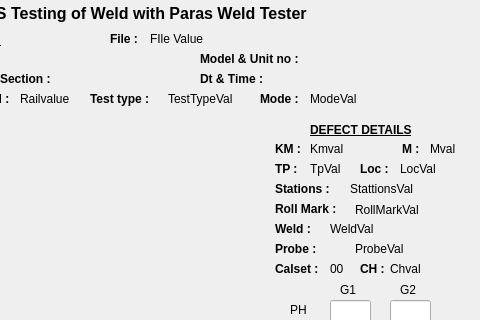
parashyd/WeldTester, file previewscreen.ui: the form before one commit; both pictures show x 160 to 640 and y 0 to 320 of the 640 by 480 pixel window.
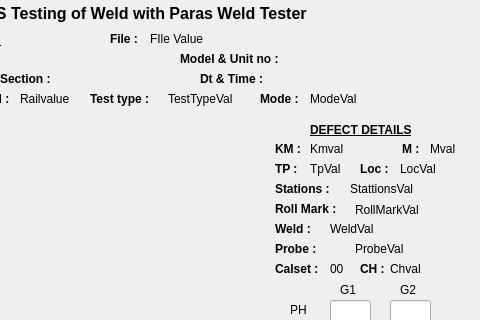
The form after the commit. Custom widgets are drawn as their Qt base class.

The edit to the form file:
```diff
--- a/previewscreen.ui
+++ b/previewscreen.ui
@@ -364,9 +364,9 @@
   <widget class="QLabel" name="label_Model">
    <property name="geometry">
     <rect>
-     <x>490</x>
+     <x>469</x>
      <y>50</y>
-     <width>61</width>
+     <width>81</width>
      <height>18</height>
     </rect>
    </property>
@@ -409,9 +409,9 @@
   <widget class="QLabel" name="label_ModelUnit">
    <property name="geometry">
     <rect>
-     <x>360</x>
+     <x>340</x>
      <y>50</y>
-     <width>121</width>
+     <width>131</width>
      <height>18</height>
     </rect>
    </property>
@@ -1438,7 +1438,7 @@
     <rect>
      <x>560</x>
      <y>50</y>
-     <width>71</width>
+     <width>61</width>
      <height>18</height>
     </rect>
    </property>
```
